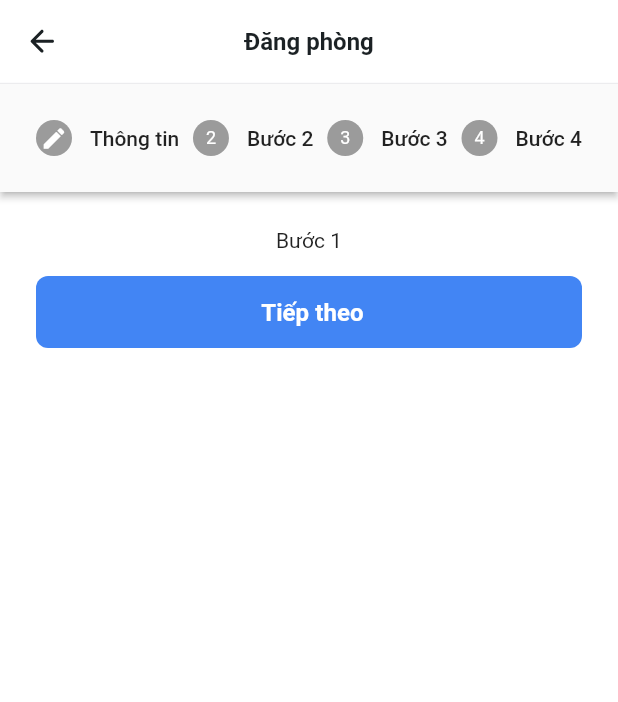
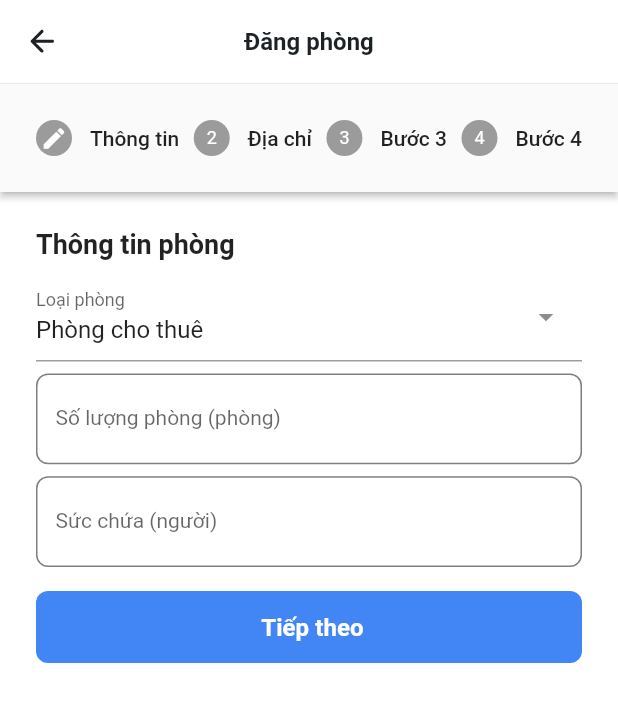
Before and after one commit to BaoTrung37/Rental_House, a Flutter app: the PostArticleView screen opened by its route, on a phone screen of 412 x 824 dp. Shown: the top 702 px of the screen. Run offline on Flutter 3.47's test engine with Material 2 defaults, Android fonts, the phone set to English and light mode, and no system bars; drawn by our look-alikes of dropdown_search; our stand-ins replace cloud_firestore, firebase_auth, firebase_core, flutter_riverpod, flutter_svg, freezed_annotation and 5 more; missing offline and left inert: cloud_firestore_web, firebase_auth_web, firebase_core_web, firebase_messaging_web, firebase_storage_web, google_sign_in_web and 3 more; accounts and stored records are empty; generated files the repository leaves out were written again.

Commit message:
add info view

```diff
--- a/lib/presentation/pages/post_article/post_article_view.dart
+++ b/lib/presentation/pages/post_article/post_article_view.dart
@@ -3,6 +3,8 @@ import 'package:batru_house_rental/presentation/pages/post_article/post_article_
 import 'package:batru_house_rental/presentation/resources/resources.dart';
 import 'package:batru_house_rental/presentation/widgets/base_app_bar/base_app_bar.dart';
 import 'package:batru_house_rental/presentation/widgets/buttons/app_button.dart';
+import 'package:batru_house_rental/presentation/widgets/input_text_field/input_text_field.dart';
+import 'package:dropdown_search/dropdown_search.dart';
 import 'package:flutter/material.dart';
 import 'package:flutter_riverpod/flutter_riverpod.dart';
 
@@ -93,8 +95,8 @@ class _PostArticleViewState extends ConsumerState<PostArticleView> {
             ),
             Step(
               state: setStepState(1),
-              title: const Text('Bước 2'),
-              content: const Text('Bước 2'),
+              title: const Text('Địa chỉ'),
+              content: _buildLocationInputView(),
             ),
             Step(
               state: setStepState(2),
@@ -112,10 +114,110 @@ class _PostArticleViewState extends ConsumerState<PostArticleView> {
     );
   }
 
+  Widget _buildLocationInputView() {
+    final list = <String>['Hà Đông', 'Cầu Giấy', 'Hoàn Kiếm', 'Tây Hồ'];
+    return Column(
+      crossAxisAlignment: CrossAxisAlignment.start,
+      children: [
+        const Text(
+          'Địa chỉ',
+          style: AppTextStyles.headingSmall,
+        ),
+        DropdownSearch<String>(
+          popupProps: const PopupProps.menu(
+            showSelectedItems: true,
+          ),
+          items: const ['Hà Đông', 'Cầu Giấy', 'Hoàn Kiếm', 'Tây Hồ'],
+          dropdownDecoratorProps: const DropDownDecoratorProps(
+            dropdownSearchDecoration: InputDecoration(
+              labelText: 'Quận/Huyện',
+              hintText: 'Bấm để chọn quận/huyện',
+            ),
+          ),
+          onChanged: print,
+          selectedItem: 'Hà Đông',
+        ),
+        DropdownSearch<String>(
+          popupProps: const PopupProps.menu(
+            showSelectedItems: true,
+          ),
+          items: const ['Phường DD', 'Phường DDd', 'Phường 23', 'Phường 2333'],
+          dropdownDecoratorProps: const DropDownDecoratorProps(
+            dropdownSearchDecoration: InputDecoration(
+              labelText: 'Phường/Xã',
+              hintText: 'Bấm để chọn phường/xã',
+            ),
+          ),
+          onChanged: print,
+          selectedItem: 'Phường DD',
+        ),
+        const SizedBox(height: 8),
+        const InputTextField(
+          labelText: 'Số nhà',
+          placeholder: 'Địa chỉ nhà',
+        ),
+        // DropdownSearch<UserModel>(
+        //   dropdownSearchDecoration: const InputDecoration(labelText: 'Name'),
+        //   asyncItems: (String filter) async {
+        //     final response = await Dio().get(
+        //       'http://5d85ccfb1e61af001471bf60.mockapi.io/user',
+        //       queryParameters: {'filter': filter},
+        //     );
+        //     final models = UserModel.fromJsonList(response.data);
+        //     return models;
+        //   },
+        //   onChanged: (UserModel? data) {
+        //     print(data);
+        //   },
+        // )
+      ],
+    );
+  }
+
   Widget _buildInfomationInputView() {
     return Column(
-      children: const [
-        Text('Bước 1'),
+      crossAxisAlignment: CrossAxisAlignment.start,
+      children: [
+        const Text(
+          'Thông tin phòng',
+          style: AppTextStyles.headingSmall,
+        ),
+        const SizedBox(height: 8),
+        DropdownSearch<String>(
+          popupProps: const PopupProps.menu(
+            constraints: BoxConstraints(
+              maxHeight: 220,
+            ),
+            showSelectedItems: true,
+            fit: FlexFit.loose,
+          ),
+          items: const [
+            'Phòng cho thuê',
+            'Home stay',
+            'Nhà nguyên căn',
+            'Căn hộ',
+          ],
+          dropdownDecoratorProps: const DropDownDecoratorProps(
+            dropdownSearchDecoration: InputDecoration(
+              labelText: 'Loại phòng',
+              hintText: 'Bấm để chọn loại phòng',
+            ),
+          ),
+          onChanged: print,
+          selectedItem: 'Phòng cho thuê',
+        ),
+        const SizedBox(height: 8),
+        const InputTextField(
+          labelText: 'Số lượng phòng (phòng)',
+          placeholder: 'Số lượng phòng bạn đang quản lý',
+          keyboardType: TextInputType.number,
+        ),
+        const SizedBox(height: 8),
+        const InputTextField(
+          labelText: 'Sức chứa (người)',
+          placeholder: 'Số lượng người tối đa có thể chứa',
+          keyboardType: TextInputType.number,
+        ),
       ],
     );
   }
--- a/lib/presentation/widgets/input_text_field/input_text_field.dart
+++ b/lib/presentation/widgets/input_text_field/input_text_field.dart
@@ -6,6 +6,7 @@ class InputTextField extends StatefulWidget {
   const InputTextField({
     this.textInputAction = TextInputAction.done,
     this.description,
+    this.labelText,
     this.onTextChange,
     this.focusNode,
     this.onSubmit,
@@ -41,6 +42,7 @@ class InputTextField extends StatefulWidget {
   const InputTextField.singleLine({
     this.onTextChange,
     this.description,
+    this.labelText,
     this.textInputAction = TextInputAction.done,
     this.focusNode,
     this.onSubmit,
@@ -76,6 +78,7 @@ class InputTextField extends StatefulWidget {
   const InputTextField.expandable({
     this.onTextChange,
     this.description,
+    this.labelText,
     this.textInputAction = TextInputAction.done,
     this.focusNode,
     this.onSubmit,
@@ -110,6 +113,7 @@ class InputTextField extends StatefulWidget {
 
   final String? initialText;
   final String? description;
+  final String? labelText;
   final VoidCallback? onSubmit;
   final GlobalKey<FormFieldState>? textFieldKey;
   final FormFieldValidator<String>? validator;
@@ -212,11 +216,14 @@ class _TextBoxState extends State<InputTextField> {
                 ? null
                 : BoxConstraints(minHeight: widget.minHeight!),
             decoration: BoxDecoration(
-              color: widget.backgroundColor ?? context.colors.action,
+              color: widget.backgroundColor ?? context.colors.backdropSecondary,
               borderRadius: BorderRadius.circular(8),
               border: _errorMessage != null
                   ? Border.all(color: context.colors.error, width: 1)
-                  : null,
+                  : Border.all(
+                      color: context.colors.backdropPrimary,
+                      width: 1,
+                    ),
             ),
             child: Row(
               children: [
@@ -262,6 +269,7 @@ class _TextBoxState extends State<InputTextField> {
                             color: context.colors.textPrimary,
                           ),
                       decoration: InputDecoration(
+                        labelText: widget.labelText,
                         border: InputBorder.none,
                         hintText: widget.placeholder,
                         hintStyle: widget.placeholderTextStyle ??
--- a/pubspec.yaml
+++ b/pubspec.yaml
@@ -85,6 +85,9 @@ dependencies:
   #
   im_stepper: ^1.0.1+1
 
+  #
+  dropdown_search: ^5.0.3
+
 dev_dependencies:
   flutter_test:
     sdk: flutter
```
Also changed, not shown: pubspec.lock.
